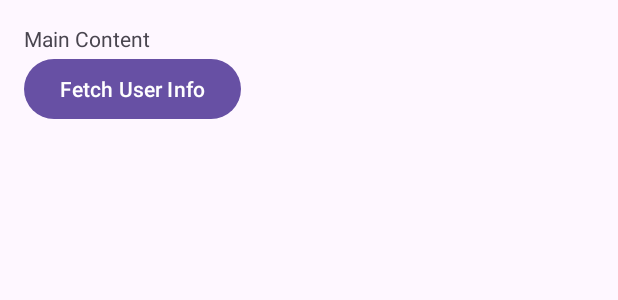
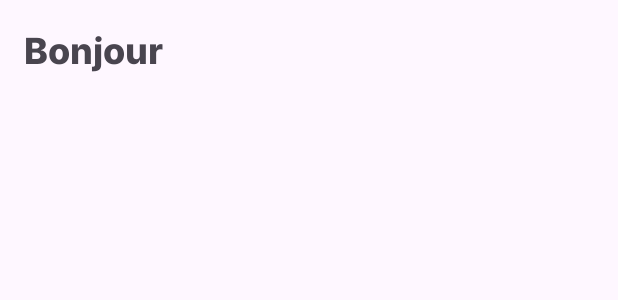
Before and after one commit to MEEDamrane/Gestion-abscence-androide, an Android app: the layout activity_dashboard.xml on its own in the app's theme, with its tools: preview values and no code run, on a phone screen of 412 x 824 dp. Shown: the top 300 px of the screen. Run offline under Robolectric (Android 15) with nearby library versions, the phone set to English and light mode, and no system bars; Roboto replaces fonts that are not available here.

Commit message:
login to dashboard completed: added local token save

```diff
--- a/app/src/main/java/com/example/qrabsence/Api/APIInterface.java
+++ b/app/src/main/java/com/example/qrabsence/Api/APIInterface.java
@@ -8,6 +8,7 @@ import retrofit2.http.Body;
 import retrofit2.http.Field;
 import retrofit2.http.FormUrlEncoded;
 import retrofit2.http.GET;
+import retrofit2.http.Header;
 import retrofit2.http.POST;
 import retrofit2.http.Query;
 
@@ -21,5 +22,8 @@ public interface APIInterface {
         @Query("remember_me") boolean rememberMe
     );
 
+    @GET("/api/auth/user")
+    Call<User> getUserInfo(@Header("Authorization") String authorization);
+
 
 }
--- a/app/src/main/java/com/example/qrabsence/LoginActivity.java
+++ b/app/src/main/java/com/example/qrabsence/LoginActivity.java
@@ -101,8 +101,8 @@ public class LoginActivity extends AppCompatActivity {
     private void handleSuccessfulConnection(String token){
         MainApplication context = (MainApplication) this.getApplicationContext();
 
-        context.token = token;
-        context.is_signedIn = true;
+
+        context.storeToken(token);
 
         Intent intent = new Intent(this, DashboardActivity.class);
         startActivity(intent);
--- a/app/src/main/res/layout/activity_dashboard.xml
+++ b/app/src/main/res/layout/activity_dashboard.xml
@@ -23,16 +23,12 @@
 
             <!-- Your Main UI Elements -->
             <TextView
-                android:id="@+id/textView"
+                android:id="@+id/welcomingTextField"
                 android:layout_width="wrap_content"
                 android:layout_height="wrap_content"
-                android:text="Main Content" />
-
-            <Button
-                android:id="@+id/button"
-                android:layout_width="wrap_content"
-                android:layout_height="wrap_content"
-                android:text="Fetch User Info" />
+                android:text="Bonjour "
+                android:textSize="24sp"
+                android:fontFamily="@font/inter_extrabold"/>
         </LinearLayout>
 
         <!-- Loader -->
@@ -41,6 +37,8 @@
             android:layout_width="wrap_content"
             android:layout_height="wrap_content"
             android:layout_gravity="center"
-            android:visibility="gone" />
+            android:indeterminate="true"
+            android:indeterminateTint="@color/lightGreen"
+            android:visibility="invisible" />
     </FrameLayout>
 </androidx.constraintlayout.widget.ConstraintLayout>
```
Also changed, not shown: app/src/main/java/com/example/qrabsence/DTO/User.java (+17 -5 lines), app/src/main/java/com/example/qrabsence/DashboardActivity.java (+92 -4 lines), app/src/main/java/com/example/qrabsence/MainApplication.java (+41 -2 lines).
